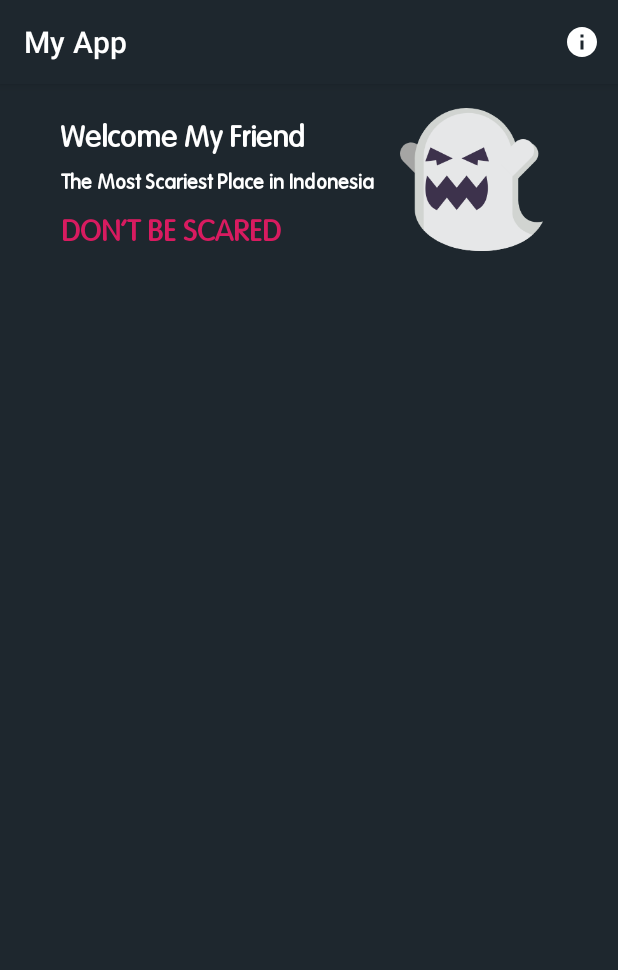
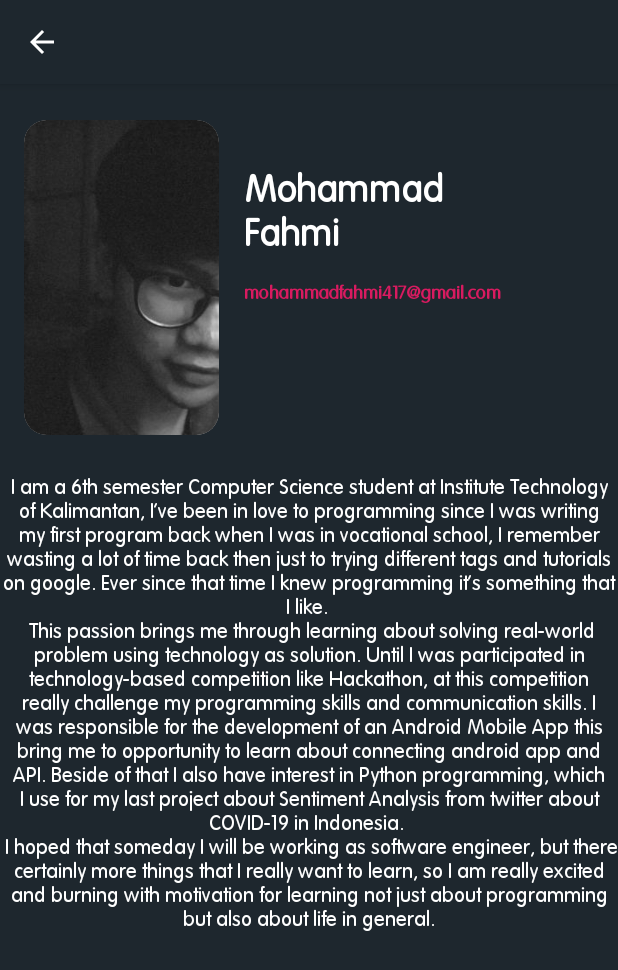
Before and after one commit to MohFahmi27/MyAndroidPemulaSubmission, an Android app: the screen it shows after launch (MainActivity before the commit, AboutActivity after it), after a tap on an icon or button, on a phone screen of 412 x 824 dp. Shown: the top 970 px of the screen. Run offline under Robolectric (Android 15) with nearby library versions, the phone set to English and light mode, and no system bars.

Commit message:
add AboutActivity.kt and add implementation on recyclerview.

```diff
--- a/app/build.gradle
+++ b/app/build.gradle
@@ -38,6 +38,7 @@ dependencies {
     implementation 'androidx.core:core-ktx:1.3.2'
     implementation 'androidx.appcompat:appcompat:1.2.0'
     implementation 'com.google.android.material:material:1.3.0'
+    implementation 'com.github.bumptech.glide:glide:4.11.0'
     implementation 'androidx.constraintlayout:constraintlayout:2.0.4'
     implementation 'androidx.cardview:cardview:1.0.0'
     testImplementation 'junit:junit:4.+'
--- a/app/src/main/AndroidManifest.xml
+++ b/app/src/main/AndroidManifest.xml
@@ -11,9 +11,10 @@
         android:supportsRtl="true"
         android:theme="@style/Theme.MyAndroidPemulaSubmission"
         tools:ignore="AllowBackup">
+        <activity android:name=".AboutActivity"></activity>
         <activity
             android:name=".SplashActivity"
-            android:theme="@style/Theme.AppCompat.NoActionBar" >
+            android:theme="@style/Theme.AppCompat.NoActionBar">
             <intent-filter>
                 <action android:name="android.intent.action.MAIN" />
 
--- /dev/null
+++ b/app/src/main/java/com/mfahmi/myandroidpemulasubmission/AboutActivity.kt
@@ -0,0 +1,33 @@
+package com.mfahmi.myandroidpemulasubmission
+
+import androidx.appcompat.app.AppCompatActivity
+import android.os.Bundle
+import android.view.Menu
+import android.view.MenuItem
+
+class AboutActivity : AppCompatActivity() {
+    override fun onCreate(savedInstanceState: Bundle?) {
+        super.onCreate(savedInstanceState)
+        setContentView(R.layout.activity_about)
+
+        supportActionBar?.let {
+            it.setDisplayShowTitleEnabled(false)
+            it.setDisplayHomeAsUpEnabled(true)
+        }
+    }
+
+    override fun onOptionsItemSelected(item: MenuItem): Boolean {
+        when (item.itemId) {
+            android.R.id.home -> {
+                finish()
+                return true
+            }
+        }
+        return super.onOptionsItemSelected(item)
+    }
+
+    override fun onCreateOptionsMenu(menu: Menu?): Boolean {
+        return super.onCreateOptionsMenu(menu)
+    }
+
+}
--- a/app/src/main/java/com/mfahmi/myandroidpemulasubmission/LokasiHorror/LokasiHorrorAdapter.kt
+++ b/app/src/main/java/com/mfahmi/myandroidpemulasubmission/LokasiHorror/LokasiHorrorAdapter.kt
@@ -1,25 +1,40 @@
 package com.mfahmi.myandroidpemulasubmission.LokasiHorror
 
+import android.annotation.SuppressLint
+import android.view.LayoutInflater
 import android.view.View
 import android.view.ViewGroup
+import android.widget.ImageView
+import android.widget.TextView
 import androidx.recyclerview.widget.RecyclerView
+import com.bumptech.glide.Glide
+import com.mfahmi.myandroidpemulasubmission.R
 
 class LokasiHorrorAdapter(private val listLokasiHorror: ArrayList<LokasiHorror>):
     RecyclerView.Adapter<LokasiHorrorAdapter.LokasiViewHolder>() {
 
     override fun onCreateViewHolder(parent: ViewGroup, viewType: Int): LokasiViewHolder {
-        TODO("Not yet implemented")
+        val view = LayoutInflater.from(parent.context)
+                .inflate(R.layout.main_view_holder_layout, parent, false)
+        return LokasiViewHolder(view)
     }
 
+    @SuppressLint("SetTextI18n")
     override fun onBindViewHolder(holder: LokasiViewHolder, position: Int) {
-        TODO("Not yet implemented")
+        holder.tvName.text = listLokasiHorror[position].name
+        holder.tvDetail.text = "${listLokasiHorror[position].detail.substring(0, 30)}..."
+        holder.tvlokasi.text = listLokasiHorror[position].lokasi
+        Glide.with(holder.itemView.context)
+                .load(listLokasiHorror[position].img)
+                .into(holder.imgLokasi)
     }
 
-    override fun getItemCount(): Int {
-        TODO("Not yet implemented")
-    }
+    override fun getItemCount() = listLokasiHorror.size
 
     inner class LokasiViewHolder(itemview: View): RecyclerView.ViewHolder(itemview) {
-
+        val tvName = itemView.findViewById(R.id.tv_nama) as TextView
+        val tvDetail = itemView.findViewById(R.id.tv_detail) as TextView
+        val imgLokasi = itemview.findViewById(R.id.img_lokasi) as ImageView
+        val tvlokasi = itemView.findViewById(R.id.tv_lokasi) as TextView
     }
 }
--- a/app/src/main/java/com/mfahmi/myandroidpemulasubmission/LokasiHorror/LokasiHorrorData.kt
+++ b/app/src/main/java/com/mfahmi/myandroidpemulasubmission/LokasiHorror/LokasiHorrorData.kt
@@ -3,11 +3,99 @@ package com.mfahmi.myandroidpemulasubmission.LokasiHorror
 import com.mfahmi.myandroidpemulasubmission.R
 
 class LokasiHorrorData {
-    val lokasiBerhantu = arrayListOf<LokasiHorror>(
-        LokasiHorror("Lawang Sewu",
+    val lokasiBerhantu: ArrayList<LokasiHorror> = arrayListOf(
+        LokasiHorror(
+            "Lawang Sewu",
             R.drawable.lawang_sewu_cover,
-            "Sebagai salah satu tempat paling angker di Indonesia, Lawang Sewu kerap dijadikan lokasi syuting beberapa reality show misteri yang menunjukkan penampakan-penampakan makhluk gaib. Bahkan konon, di internet sempat tersiar kabar bahwa" +
-                    "\n salah satu peserta uji nyali di tempat ini meninggal secara tiba-tiba secara misterius tak lama setelah proses syuting.",
-            "Komplek Tugu Muda, Jl. Pemuda, Semarang, Jawa Tengah 13220")
+            "Sebagai salah satu tempat paling angker di Indonesia, Lawang Sewu kerap " +
+                    "dijadikan lokasi syuting beberapa reality show misteri yang menunjukkan " +
+                    "penampakan-penampakan makhluk gaib. Bahkan konon, di internet sempat tersiar kabar bahwa " +
+                    "salah satu peserta uji nyali di tempat ini meninggal secara tiba-tiba secara misterius tak lama setelah proses syuting.",
+            "Jl. Pemuda, Semarang, Jawa Tengah"
+        ),
+        LokasiHorror(
+            "Lintasan KA Bintaro",
+            R.drawable.bintaro_img,
+            "Salah satu kisah paling aneh datang dari seorang mahasiswa yang mengaku melihat korban " +
+                    "kecelakaan di dalam kereta yang ia tumpangi saat larut malam. Secara mengejutkan, " +
+                    "setibanya di stasiun tujuan, kaki sang mahasiswa tersebut dipenuhi lecet. " +
+                    "Ia lantas menceritakan pengalamannya tersebut kepada petugas keamanan. " +
+                    "Anehnya, menurut si petugas pada jam tersebut tak ada kereta yang beroperasi " +
+                    "dan ternyata sebetulnya si mahasiswa tanpa sadar telah berlari menempuh rute tersebut hingga kakinya luka-luka.",
+            "Manggarai, Tebet, Jakarta Selatan"
+        ),
+        LokasiHorror(
+            "Terowongan Kasablanka",
+            R.drawable.terowongan_casablanca_img,
+            "Kalau dirunut kembali, Jalan Kasablanka dibangun pada tahun 80an di mana " +
+                    "terowongannya berada melintasi lahan Taman Pemakaman Menteng Pulo. " +
+                    "Pemindahan makam dan kerangka secara asal-asalan dikabarkan telah membuat " +
+                    "para roh marah, salah satunya adalah seorang wanita berpakaian merah.",
+            " Kasablanka, Jakarta Selatan"
+        ),
+        LokasiHorror(
+            "Mall Klender",
+            R.drawable.mall_klender_img,
+            "Meskipun pada tahun 2000 pusat perbelanjaan tersebut telah dibangun kembali " +
+                    "dan beroperasi dengan nama Mall Klender, namun masih tetap menyimpan " +
+                    "trauma mendalam bagi warga sekitar. Konon ada delapan hantu gentayangan " +
+                    "di sekitar mall tersebut, salah satunya adalah penumpang bis misterius " +
+                    "yang kerap menumpang bus di malam hari, lalu tak lama setelah bis melaju ia lantas menghilang.",
+            "Duren Sawit, Jakarta Timur"
+        ),
+        LokasiHorror(
+            "Gunung Salak",
+            R.drawable.gunung_salak_img,
+            "Meskipun tak setinggi gunung-gunung lain di Jawa, untuk menaklukkan " +
+                    "gunung yang satu ini bukan perkara mudah, bahkan bagi pendaki berpengalaman " +
+                    "sekalipun. Selain jalurnya yang berbahaya, danau dan gas beracun kerap " +
+                    "memakan banyak korban tiap tahunnya. Mereka yang berhasil selamat " +
+                    "mengisahkan pengalaman ngeri mereka berjalan melingkar terus menerus tanpa " +
+                    "henti selama berjam-jam tak tentu arah di tengah hutan lebat.",
+            "Cicurug, Sukabumi"
+        ),
+        LokasiHorror(
+            "Pelabuhan Ratu",
+            R.drawable.pelabuhan_ratu_img,
+            "Tapi Anda jangan sampai terlena oleh keindahan lautnya, karena tak sedikit " +
+                    "wisatawan yang tewas ditelan ombak ketika liburan di sini. Sebagian besar " +
+                    "korban adalah laki-laki, dan kabarnya mereka semua mengenakan pakaian " +
+                    "yang ada unsur warna hijau ketika sedang berenang. Oleh sebab itulah " +
+                    "beredar kabar bahwa sang Ratu Pantai Selatan, Nyi Roro Kidul murka " +
+                    "dan menarik mereka ke laut karena mengenakan warna kesukaannya.",
+            "Sukabumi"
+        ),
+        LokasiHorror(
+            "Rumah Gurita",
+            R.drawable.rumah_gurita_img,
+            "Berbagai pertanyaan yang ada di benak masyarakat akhirnya terjawab sudah. " +
+                    "Pada tahun 2013, sebuah stasiun televisi mencoba membongkar rumor yang beredar " +
+                    "tentang ‘Gereja Setan’ di Bandung. Sebelumnya, sebuah patung gurita " +
+                    "raksasa yang ada di puncak rumah mewah tersebut telah menimbulkan spekulasi macam-macam.",
+            "Bandung, Jawa Barat"
+        ),
+        LokasiHorror(
+            "Lubang Buaya",
+            R.drawable.lubang_buaya_img,
+            "Kini masih sering terdengar suara-suara tangisan misterius dari arah sumur" +
+                    "maut tersebut, juga suara langkah-langkah kaki di lorong museum saat " +
+                    "tengah malam. Jangan heran, pakaian-pakaian yang dikenakan para " +
+                    "jendral saat dibunuh yang kemudian dipajang di museum ini pun masih berlumuran darah kering!",
+            "Raya Pondok Gede, Jakarta"
+        ),
+        LokasiHorror(
+            "Desa Trunyan",
+            R.drawable.desa_trunyan_img,
+            "Begitu mayat sudah terurai, sisa-sisa tengkorak dan tulang belulangnya " +
+                    "kemudian ditata dengan rapi di bagian bawah pura. Sayangnya area ini sekarang tidak terbuka untuk umum.",
+            "intamani, Bangli, Bali"
+        ),
+        LokasiHorror(
+            "Gunung Merapi",
+            R.drawable.gunung_merapi_img,
+            "Spot angker lain di Gunung Merapi adalah sebuah bunker di mana dua orang " +
+                    "penjaganya tewas terpanggang lahar panas saat gunung ini meletus.",
+            "Selo, Boyolali"
+        )
     )
 }
--- a/app/src/main/java/com/mfahmi/myandroidpemulasubmission/MainActivity.kt
+++ b/app/src/main/java/com/mfahmi/myandroidpemulasubmission/MainActivity.kt
@@ -1,10 +1,14 @@
 package com.mfahmi.myandroidpemulasubmission
 
+import android.content.Intent
 import androidx.appcompat.app.AppCompatActivity
 import android.os.Bundle
 import android.view.Menu
 import android.view.MenuItem
+import androidx.recyclerview.widget.LinearLayoutManager
 import androidx.recyclerview.widget.RecyclerView
+import com.mfahmi.myandroidpemulasubmission.LokasiHorror.LokasiHorrorAdapter
+import com.mfahmi.myandroidpemulasubmission.LokasiHorror.LokasiHorrorData
 
 class MainActivity : AppCompatActivity() {
 
@@ -15,6 +19,9 @@ class MainActivity : AppCompatActivity() {
         setContentView(R.layout.activity_main)
 
         recyclerView = findViewById(R.id.rv_main)
+        recyclerView.layoutManager = LinearLayoutManager(this)
+        val lokasiHorrorData = LokasiHorrorData()
+        recyclerView.adapter = LokasiHorrorAdapter(lokasiHorrorData.lokasiBerhantu)
     }
 
     override fun onCreateOptionsMenu(menu: Menu?): Boolean {
@@ -24,6 +31,12 @@ class MainActivity : AppCompatActivity() {
     }
 
     override fun onOptionsItemSelected(item: MenuItem): Boolean {
+        when(item.itemId) {
+            R.id.about_me -> {
+                val intent = Intent(this, AboutActivity::class.java)
+                startActivity(intent)
+            }
+        }
         return super.onOptionsItemSelected(item)
     }
 
--- /dev/null
+++ b/app/src/main/res/drawable/ic_baseline_keyboard_arrow_right_24.xml
@@ -0,0 +1,5 @@
+<vector android:height="24dp" android:tint="#D81B60"
+    android:viewportHeight="24" android:viewportWidth="24"
+    android:width="24dp" xmlns:android="http://schemas.android.com/apk/res/android">
+    <path android:fillColor="@android:color/white" android:pathData="M8.59,16.59L13.17,12 8.59,7.41 10,6l6,6 -6,6 -1.41,-1.41z"/>
+</vector>
--- /dev/null
+++ b/app/src/main/res/layout/activity_about.xml
@@ -0,0 +1,81 @@
+<?xml version="1.0" encoding="utf-8"?>
+<ScrollView xmlns:android="http://schemas.android.com/apk/res/android"
+    xmlns:app="http://schemas.android.com/apk/res-auto"
+    xmlns:tools="http://schemas.android.com/tools"
+    android:layout_width="match_parent"
+    android:layout_height="match_parent"
+    android:background="@color/primaryColor"
+    tools:context=".AboutActivity">
+
+    <androidx.constraintlayout.widget.ConstraintLayout
+        android:layout_width="match_parent"
+        android:layout_height="wrap_content">
+
+        <androidx.cardview.widget.CardView
+            android:id="@+id/cardView"
+            android:layout_width="wrap_content"
+            android:layout_height="wrap_content"
+            android:layout_marginStart="16dp"
+            android:layout_marginTop="24dp"
+            app:cardCornerRadius="15dp"
+            app:cardElevation="0dp"
+            app:layout_constraintBottom_toBottomOf="parent"
+            app:layout_constraintEnd_toEndOf="parent"
+            app:layout_constraintHorizontal_bias="0.0"
+            app:layout_constraintStart_toStartOf="parent"
+            app:layout_constraintTop_toTopOf="parent"
+            app:layout_constraintVertical_bias="0.0">
+
+            <ImageView
+                android:id="@+id/img_lokasi"
+                android:layout_width="130dp"
+                android:layout_height="210dp"
+                android:scaleType="centerCrop"
+                android:src="@drawable/about_profile_img"
+                tools:ignore="ContentDescription" />
+        </androidx.cardview.widget.CardView>
+
+        <TextView
+            android:id="@+id/textView3"
+            style="@style/TextViewDefault"
+            android:layout_marginStart="5dp"
+            android:layout_marginEnd="16dp"
+            android:text="@string/name_owner"
+            android:textSize="25sp"
+            android:textStyle="bold"
+            android:lineSpacingExtra="4dp"
+            app:layout_constraintBottom_toBottomOf="@+id/cardView"
+            app:layout_constraintEnd_toEndOf="parent"
+            app:layout_constraintHorizontal_bias="0.1"
+            app:layout_constraintStart_toEndOf="@+id/cardView"
+            app:layout_constraintTop_toTopOf="@+id/cardView"
+            app:layout_constraintVertical_bias="0.18" />
+
+        <TextView
+            style="@style/TextViewDefault"
+            android:layout_marginTop="16dp"
+            android:text="@string/email"
+            android:textColor="@color/secondaryColor"
+            android:textSize="12sp"
+            android:textStyle="bold"
+            app:layout_constraintEnd_toEndOf="@+id/textView3"
+            app:layout_constraintHorizontal_bias="0.0"
+            app:layout_constraintStart_toStartOf="@+id/textView3"
+            app:layout_constraintTop_toBottomOf="@+id/textView3"/>
+
+        <TextView
+            style="@style/TextViewDefault"
+            android:layout_marginStart="24dp"
+            android:layout_marginTop="24dp"
+            android:layout_marginEnd="24dp"
+            android:layout_marginBottom="24dp"
+            android:text="@string/about_me"
+            android:textAlignment="center"
+            android:lineSpacingExtra="2sp"
+            app:layout_constraintBottom_toBottomOf="parent"
+            app:layout_constraintEnd_toEndOf="parent"
+            app:layout_constraintStart_toStartOf="parent"
+            app:layout_constraintTop_toBottomOf="@+id/cardView" />
+
+    </androidx.constraintlayout.widget.ConstraintLayout>
+</ScrollView>
--- a/app/src/main/res/layout/main_view_holder_layout.xml
+++ b/app/src/main/res/layout/main_view_holder_layout.xml
@@ -21,6 +21,7 @@
         app:layout_constraintTop_toTopOf="parent">
 
         <ImageView
+            android:id="@+id/img_lokasi"
             android:layout_width="100dp"
             android:layout_height="150dp"
             android:scaleType="centerCrop"
@@ -39,10 +40,12 @@
         android:id="@+id/tv_nama"
         style="@style/TextViewDefault"
         android:layout_marginStart="16dp"
+        android:layout_marginEnd="16dp"
         android:textSize="20sp"
-        android:letterSpacing="0.158"
         android:textStyle="bold"
         app:layout_constraintBottom_toBottomOf="@+id/cardView"
+        app:layout_constraintEnd_toEndOf="parent"
+        app:layout_constraintHorizontal_bias="0.0"
         app:layout_constraintStart_toEndOf="@+id/cardView"
         app:layout_constraintTop_toTopOf="@+id/cardView"
         app:layout_constraintVertical_bias="0.07999998"
@@ -76,7 +79,7 @@
         android:id="@+id/tv_lokasi"
         style="@style/TextViewDefault"
         android:layout_marginStart="4dp"
-        android:layout_marginEnd="8dp"
+        android:layout_marginEnd="16dp"
         android:textColor="@android:color/darker_gray"
         android:textSize="11sp"
         app:layout_constraintBottom_toBottomOf="@+id/imageView"
@@ -84,30 +87,21 @@
         app:layout_constraintHorizontal_bias="0.0"
         app:layout_constraintStart_toEndOf="@+id/imageView"
         app:layout_constraintTop_toTopOf="@+id/imageView"
-        tools:text="Jl. Pemuda, Semarang, Jawa Tengah"
-        tools:ignore="SmallSp" />
+        tools:ignore="SmallSp"
+        tools:text="Jl. Pemuda, Semarang, Jawa Tengah" />
 
-
-    <androidx.cardview.widget.CardView
-        android:layout_width="wrap_content"
-        android:layout_height="wrap_content"
-        android:layout_marginStart="16dp"
-        android:layout_marginEnd="8dp"
-        app:cardCornerRadius="5dp"
-        app:cardElevation="0dp"
+    <ImageView
+        android:layout_width="30dp"
+        android:layout_height="30dp"
+        android:layout_marginStart="8dp"
+        android:layout_marginEnd="24dp"
+        android:background="@color/primaryColor"
+        android:src="@drawable/ic_baseline_keyboard_arrow_right_24"
         app:layout_constraintBottom_toBottomOf="@+id/cardView"
         app:layout_constraintEnd_toEndOf="parent"
-        app:layout_constraintStart_toEndOf="@+id/tv_detail"
-        app:layout_constraintTop_toTopOf="@+id/cardView">
-
-        <ImageButton
-            android:id="@+id/btn_share"
-            android:layout_width="30dp"
-            android:layout_height="30dp"
-            android:background="@color/secondaryColor"
-            android:src="@drawable/ic_baseline_share_24"
-            tools:ignore="ContentDescription" />
-
-    </androidx.cardview.widget.CardView>
+        app:layout_constraintHorizontal_bias="1.0"
+        app:layout_constraintStart_toEndOf="@+id/cardView"
+        app:layout_constraintTop_toTopOf="@+id/cardView"
+        tools:ignore="ContentDescription" />
 
 </androidx.constraintlayout.widget.ConstraintLayout>
--- a/app/src/main/res/values/strings.xml
+++ b/app/src/main/res/values/strings.xml
@@ -1,6 +1,23 @@
-<resources>
+<resources xmlns:tools="http://schemas.android.com/tools">
     <string name="app_name">My App</string>
     <string name="welcome_my_friend">Welcome My Friend</string>
     <string name="lokasi_horror_indonesia">The Most Scariest Place in Indonesia</string>
     <string name="don_t_be_scared">DON\'T BE SCARED</string>
+    <string name="name_owner">Mohammad\nFahmi</string>
+    <string name="email">mohammadfahmi417@gmail.com</string>
+    <string name="about_me">I am a 6th semester Computer Science student at Institute Technology of Kalimantan, I\'ve been in love to
+    programming since I was writing my first program back when I was in vocational school, I remember
+    wasting a lot of time back then just to trying different tags and tutorials on google. Ever since that time I
+    knew programming it’s something that I like.
+    \n
+    This passion brings me through learning about solving real-world problem using technology as solution.
+    Until I was participated in technology-based competition like Hackathon, at this competition really
+    challenge my programming skills and communication skills. I was responsible for the development of an
+    Android Mobile App this bring me to opportunity to learn about connecting android app and API. Beside
+    of that I also have interest in Python programming, which I use for my last project about Sentiment
+    Analysis from twitter about COVID-19 in Indonesia.
+    \n
+    I hoped that someday I will be working as software engineer, but there certainly more things that I really
+    want to learn, so I am really excited and burning with motivation for learning not just about programming
+    but also about life in general. </string>
 </resources>
```
Also changed, not shown: app/src/main/res/drawable/about_profile_img.jpg (added), app/src/main/res/drawable/bintaro_img.jpeg (added), app/src/main/res/drawable/desa_trunyan_img.jpg (added), app/src/main/res/drawable/gunung_merapi_img.jpg (added), app/src/main/res/drawable/gunung_salak_img.jpg (added), app/src/main/res/drawable/lubang_buaya_img.png (added), app/src/main/res/drawable/mall_klender_img.jpg (added), app/src/main/res/drawable/pelabuhan_ratu_img.jpg (added), app/src/main/res/drawable/rumah_gurita_img.jpeg (added), app/src/main/res/drawable/terowongan_casablanca_img.jpg (added).
